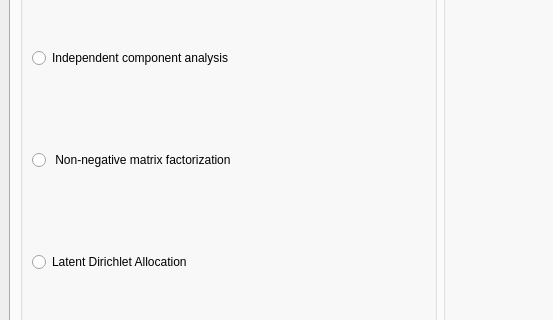
easylearn-fmri/easylearn_dev, file eslearn/GUI/easylearn_feature_engineering_gui.ui: the form before one commit; both pictures show x 0 to 553 and y 222 to 542 of the 892 by 727 pixel window.
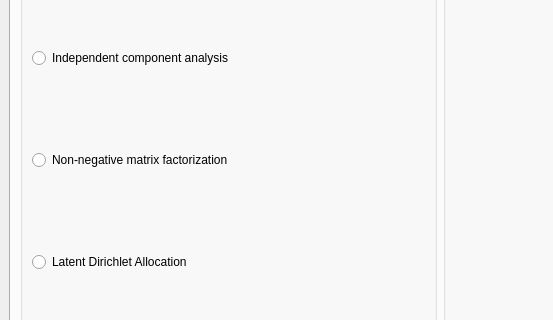
The form after the commit. The open tabs and pages were chosen to show the change.

The edit to the form file:
```diff
--- a/eslearn/GUI/easylearn_feature_engineering_gui.ui
+++ b/eslearn/GUI/easylearn_feature_engineering_gui.ui
@@ -287,7 +287,7 @@
               </sizepolicy>
              </property>
              <property name="text">
-              <string> Non-negative matrix factorization</string>
+              <string>Non-negative matrix factorization</string>
              </property>
             </widget>
            </item>
```
Left out of the diff: 2 changed lines with no effect on the pictures.
